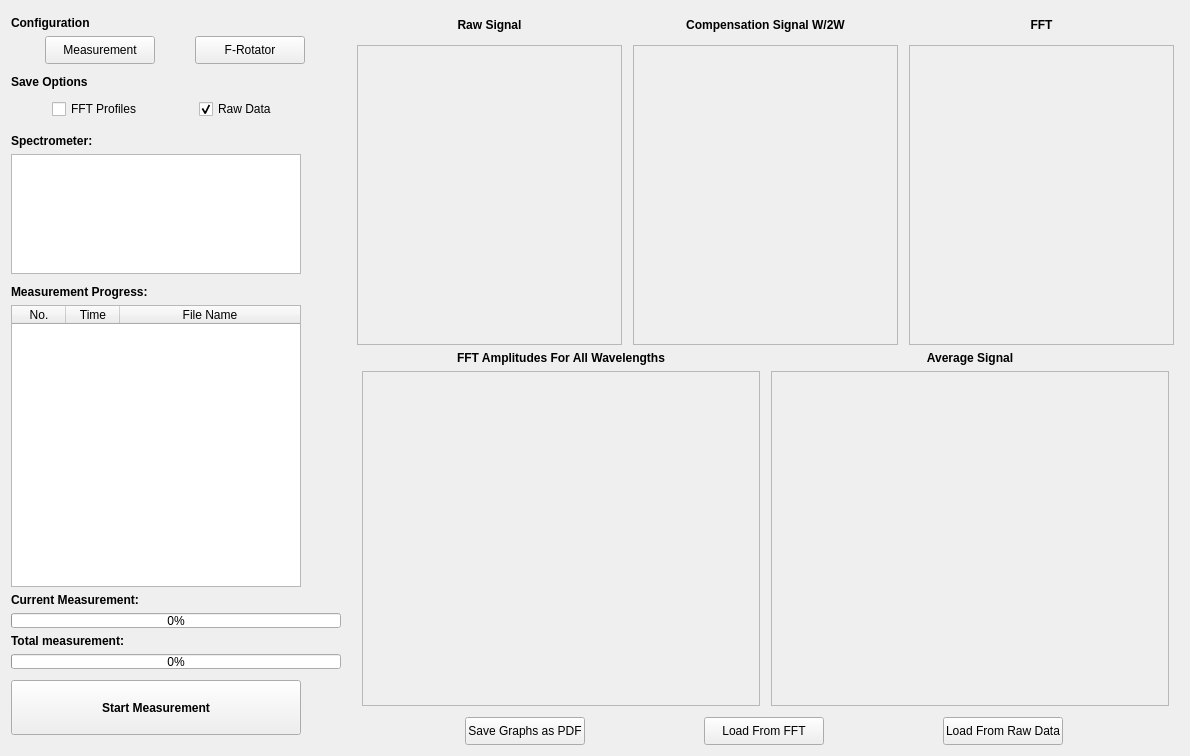
CesarCarvajal/oxymetry, file panel_polarimeter.ui: the form before one commit.
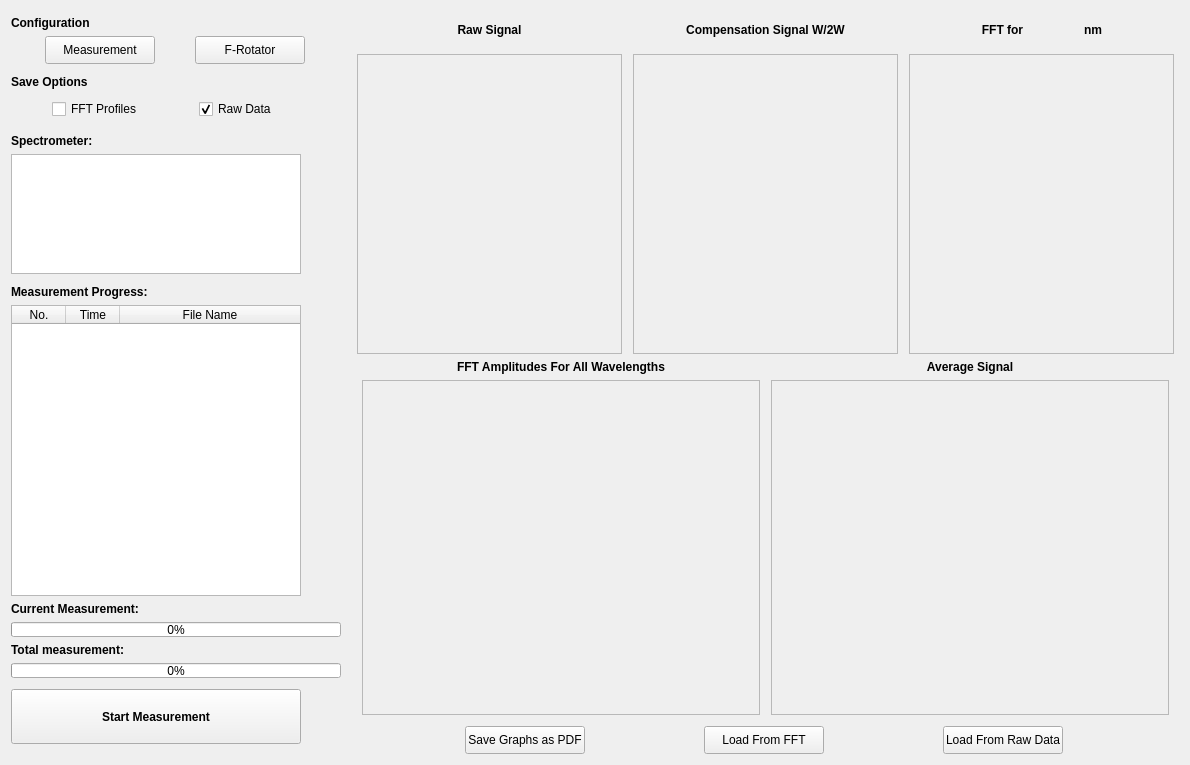
The form after the commit. Custom widgets are drawn as their Qt base class.

What changed in the file:
```diff
--- a/panel_polarimeter.ui
+++ b/panel_polarimeter.ui
@@ -7,7 +7,7 @@
     <x>0</x>
     <y>0</y>
     <width>1190</width>
-    <height>756</height>
+    <height>765</height>
    </rect>
   </property>
   <property name="sizePolicy">
@@ -622,7 +622,31 @@
          <item>
           <layout class="QVBoxLayout" name="verticalLayout_12">
            <item>
+            <layout class="QHBoxLayout" name="horizontalLayout_2">
+             <item>
+              <spacer name="horizontalSpacer_3">
+               <property name="orientation">
+                <enum>Qt::Horizontal</enum>
+               </property>
+               <property name="sizeType">
+                <enum>QSizePolicy::Fixed</enum>
+               </property>
+               <property name="sizeHint" stdset="0">
+                <size>
+                 <width>70</width>
+                 <height>20</height>
+                </size>
+               </property>
+              </spacer>
+             </item>
+             <item>
             <widget class="QLabel" name="FFT_label_Pol">
+               <property name="maximumSize">
+                <size>
+                 <width>50</width>
+                 <height>100</height>
+                </size>
+               </property>
              <property name="font">
               <font>
                <weight>75</weight>
@@ -630,12 +654,70 @@
               </font>
              </property>
              <property name="text">
-              <string>FFT</string>
+                <string>FFT for</string>
              </property>
              <property name="alignment">
               <set>Qt::AlignCenter</set>
              </property>
             </widget>
+             </item>
+             <item>
+              <widget class="ClickableLabel" name="waveToPlotFFT">
+               <property name="maximumSize">
+                <size>
+                 <width>50</width>
+                 <height>16777215</height>
+                </size>
+               </property>
+               <property name="font">
+                <font>
+                 <underline>true</underline>
+                </font>
+               </property>
+               <property name="cursor">
+                <cursorShape>PointingHandCursor</cursorShape>
+               </property>
+               <property name="text">
+                <string/>
+               </property>
+              </widget>
+             </item>
+             <item>
+              <widget class="QLabel" name="label">
+               <property name="maximumSize">
+                <size>
+                 <width>20</width>
+                 <height>16777215</height>
+                </size>
+               </property>
+               <property name="font">
+                <font>
+                 <weight>75</weight>
+                 <bold>true</bold>
+                </font>
+               </property>
+               <property name="text">
+                <string>nm</string>
+               </property>
+              </widget>
+             </item>
+             <item>
+              <spacer name="horizontalSpacer">
+               <property name="orientation">
+                <enum>Qt::Horizontal</enum>
+               </property>
+               <property name="sizeType">
+                <enum>QSizePolicy::Fixed</enum>
+               </property>
+               <property name="sizeHint" stdset="0">
+                <size>
+                 <width>70</width>
+                 <height>20</height>
+                </size>
+               </property>
+              </spacer>
+             </item>
+            </layout>
            </item>
            <item>
             <widget class="Plot" name="qwtPlot_Pol_Prediction">
@@ -915,6 +997,11 @@
    <header>plot.h</header>
    <container>1</container>
   </customwidget>
+  <customwidget>
+   <class>ClickableLabel</class>
+   <extends>QLabel</extends>
+   <header>clickablelabel.h</header>
+  </customwidget>
  </customwidgets>
  <resources/>
  <connections/>
```
Lines whose indentation alone changed are shown as unchanged.
